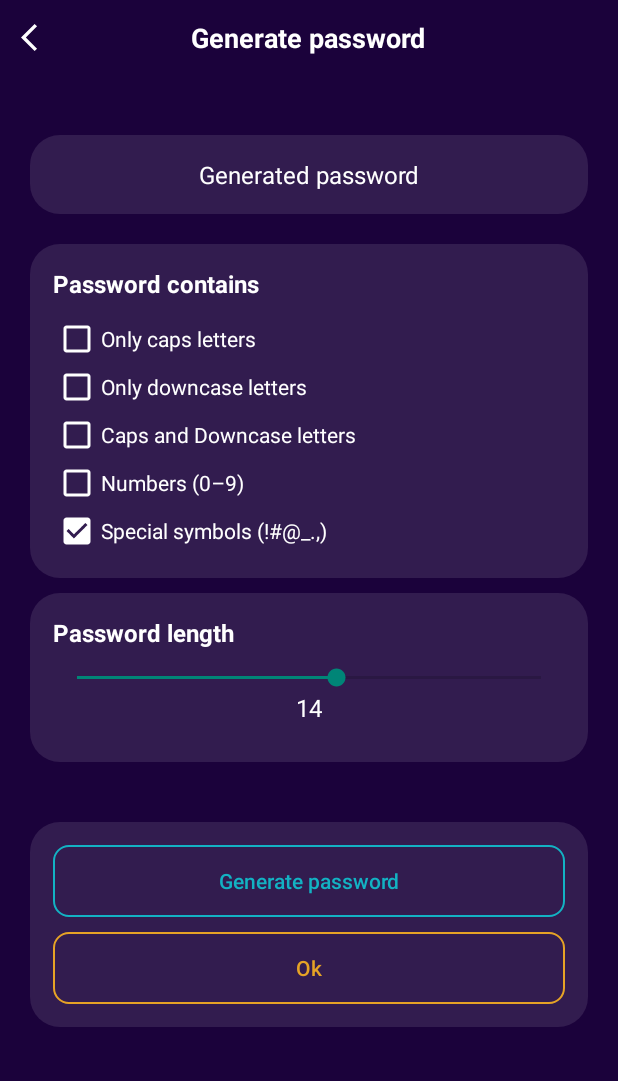
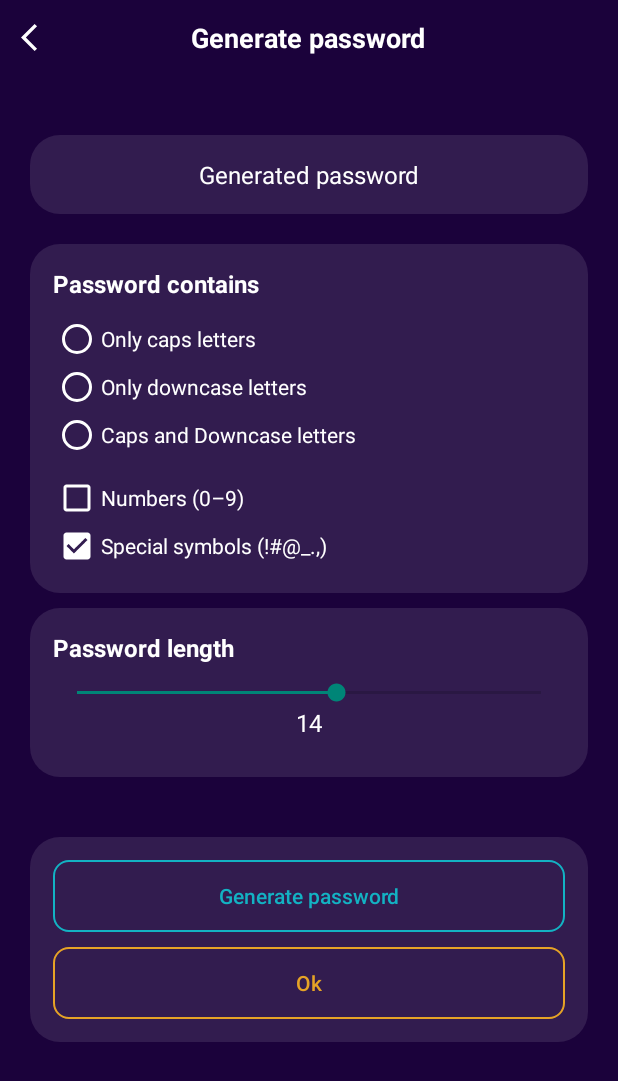
Before and after one commit to alexandrakomkova/passave, an Android app: the screen it shows after launch (GeneratePasswordActivity), on a phone screen of 412 x 824 dp. Shown: the top 1081 px of the screen. Run offline under Robolectric (Android 15) with nearby library versions, the phone set to English and light mode, and no system bars.

Commit message:
change checkers to radios for letters choice in generate_password screen

```diff
--- a/app/src/main/res/layout/activity_generate_password.xml
+++ b/app/src/main/res/layout/activity_generate_password.xml
@@ -79,33 +79,67 @@
                     android:textStyle="bold"
                     android:textSize="16sp"
                     android:layout_marginBottom="10dp"/>
-
-                <!-- Caps Letters checkbox-->
-                <CheckBox
-                    android:id="@+id/caps_letters_checkbox"
+                <!-- Letters options radios -->
+                <RadioGroup
+                    android:id="@+id/radios_letters_choice"
                     android:layout_width="match_parent"
                     android:layout_height="wrap_content"
-                    android:text="@string/caps_letters_label"
-                    android:textColor="@color/white"
-                    android:buttonTint="@color/white"/>
+                    android:orientation="vertical"
+                    android:layout_marginBottom="10dp">
+
+                    <!-- Caps Letters radio-->
+                    <RadioButton
+                        android:id="@+id/caps_letters_radio"
+                        android:layout_width="wrap_content"
+                        android:layout_height="wrap_content"
+                        android:textColor="@color/white"
+                        android:buttonTint="@color/white"
+                        android:text="@string/caps_letters_label" />
+
+                    <!-- Downcase Letters radio-->
+                    <RadioButton
+                        android:id="@+id/down_letters_radio"
+                        android:layout_width="wrap_content"
+                        android:layout_height="wrap_content"
+                        android:textColor="@color/white"
+                        android:buttonTint="@color/white"
+                        android:text="@string/down_letters_label" />
+
+                    <!-- All Letters checkbox-->
+                    <RadioButton
+                        android:id="@+id/all_letters_radio"
+                        android:layout_width="wrap_content"
+                        android:layout_height="wrap_content"
+                        android:textColor="@color/white"
+                        android:buttonTint="@color/white"
+                        android:text="@string/all_letters_label" />
+                </RadioGroup>
+                <!-- Caps Letters checkbox-->
+<!--                <CheckBox-->
+<!--                    android:id="@+id/caps_letters_checkbox"-->
+<!--                    android:layout_width="match_parent"-->
+<!--                    android:layout_height="wrap_content"-->
+<!--                    android:text="@string/caps_letters_label"-->
+<!--                    android:textColor="@color/white"-->
+<!--                    android:buttonTint="@color/white"/>-->
 
                 <!-- Downcase Letters checkbox-->
-                <CheckBox
-                    android:id="@+id/down_letters_checkbox"
-                    android:layout_width="match_parent"
-                    android:layout_height="wrap_content"
-                    android:text="@string/down_letters_label"
-                    android:textColor="@color/white"
-                    android:buttonTint="@color/white"/>
+<!--                <CheckBox-->
+<!--                    android:id="@+id/down_letters_checkbox"-->
+<!--                    android:layout_width="match_parent"-->
+<!--                    android:layout_height="wrap_content"-->
+<!--                    android:text="@string/down_letters_label"-->
+<!--                    android:textColor="@color/white"-->
+<!--                    android:buttonTint="@color/white"/>-->
 
                 <!-- All Letters checkbox-->
-                <CheckBox
-                    android:id="@+id/all_letters_checkbox"
-                    android:layout_width="match_parent"
-                    android:layout_height="wrap_content"
-                    android:text="@string/all_letters_label"
-                    android:textColor="@color/white"
-                    android:buttonTint="@color/white"/>
+<!--                <CheckBox-->
+<!--                    android:id="@+id/all_letters_checkbox"-->
+<!--                    android:layout_width="match_parent"-->
+<!--                    android:layout_height="wrap_content"-->
+<!--                    android:text="@string/all_letters_label"-->
+<!--                    android:textColor="@color/white"-->
+<!--                    android:buttonTint="@color/white"/>-->
 
                 <!-- Numbers checkbox-->
                 <CheckBox
```
